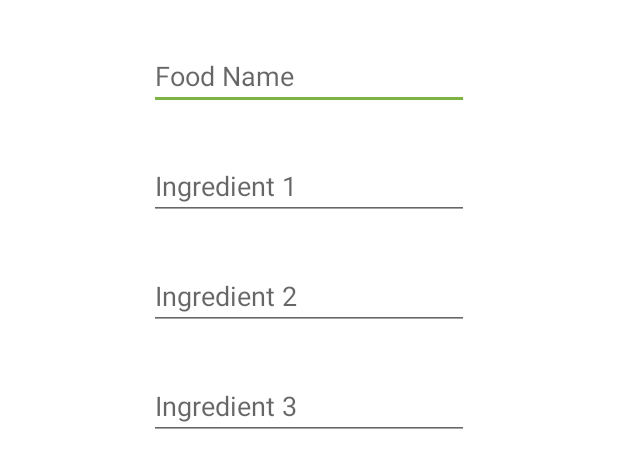
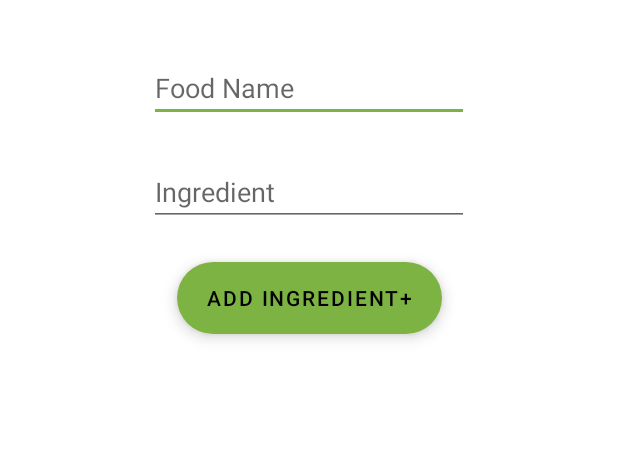
Before and after one commit to pAplakidis/ELLIOT, an Android app: the layout dialog_texts_camera.xml on its own in the app's theme, with its tools: preview values and no code run, on a phone screen of 412 x 824 dp. Shown: the top 468 px of the screen. Run offline under Robolectric (Android 15) with nearby library versions, the phone set to English and light mode, and no system bars.

Commit message:
Added checkbox dialog for ingredient confirmation Updated dialog's view

```diff
--- a/app/src/main/res/layout/dialog_texts_camera.xml
+++ b/app/src/main/res/layout/dialog_texts_camera.xml
@@ -1,6 +1,7 @@
 <?xml version="1.0" encoding="utf-8"?>
 <androidx.constraintlayout.widget.ConstraintLayout xmlns:android="http://schemas.android.com/apk/res/android"
     xmlns:app="http://schemas.android.com/apk/res-auto"
+    xmlns:tools="http://schemas.android.com/tools"
     android:id="@+id/dialogTextsCamera"
     android:layout_width="match_parent"
     android:layout_height="match_parent">
@@ -9,7 +10,7 @@
         android:id="@+id/editTextFoodName"
         android:layout_width="wrap_content"
         android:layout_height="wrap_content"
-        android:layout_marginTop="28dp"
+        android:layout_marginTop="36dp"
         android:ems="10"
         android:hint="Food Name"
         app:layout_constraintEnd_toEndOf="parent"
@@ -20,32 +21,23 @@
         android:id="@+id/editTextIngredient1"
         android:layout_width="wrap_content"
         android:layout_height="wrap_content"
-        android:layout_marginTop="28dp"
+        android:layout_marginTop="24dp"
         android:ems="10"
-        android:hint="Ingredient 1"
+        android:hint="Ingredient"
         app:layout_constraintEnd_toEndOf="parent"
         app:layout_constraintStart_toStartOf="parent"
         app:layout_constraintTop_toBottomOf="@+id/editTextFoodName" />
 
-    <EditText
-        android:id="@+id/editTextIngredient2"
+    <com.google.android.material.button.MaterialButton
+        android:id="@+id/buttonInsertIngredient"
+        style="@style/Widget.MaterialComponents.ExtendedFloatingActionButton"
         android:layout_width="wrap_content"
         android:layout_height="wrap_content"
-        android:layout_marginTop="28dp"
-        android:ems="10"
-        android:hint="Ingredient 2"
+        android:layout_marginTop="24dp"
+        android:text="Add Ingredient+"
+        app:cornerRadius="28dp"
         app:layout_constraintEnd_toEndOf="parent"
         app:layout_constraintStart_toStartOf="parent"
         app:layout_constraintTop_toBottomOf="@+id/editTextIngredient1" />
 
-    <EditText
-        android:id="@+id/editTextIngredient3"
-        android:layout_width="wrap_content"
-        android:layout_height="wrap_content"
-        android:layout_marginTop="28dp"
-        android:ems="10"
-        android:hint="Ingredient 3"
-        app:layout_constraintEnd_toEndOf="parent"
-        app:layout_constraintStart_toStartOf="parent"
-        app:layout_constraintTop_toBottomOf="@+id/editTextIngredient2" />
 </androidx.constraintlayout.widget.ConstraintLayout>
```
Also changed, not shown: app/src/main/java/com/example/elliot/ui/camera/CameraActivity.kt (+46 -10 lines).
